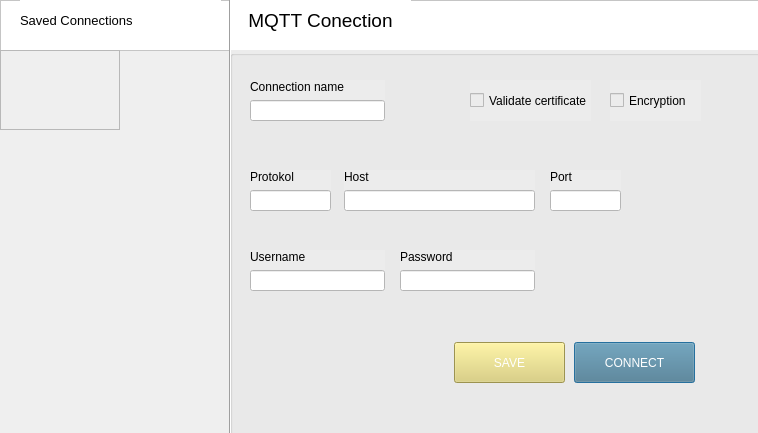
The window that src/gui/new_connection.ui (Sekky61/MQTT-monitor) describes before a commit, drawn with Qt 5.
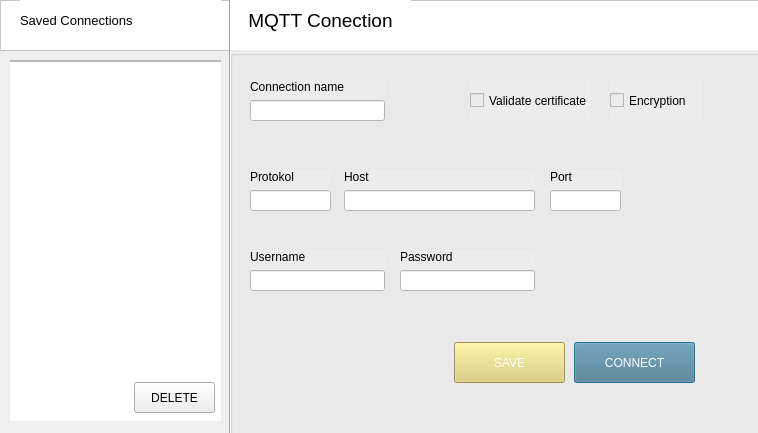
The same window after the commit.

```diff
--- a/src/gui/new_connection.ui
+++ b/src/gui/new_connection.ui
@@ -315,10 +315,10 @@
   <widget class="QFrame" name="frame_2">
    <property name="geometry">
     <rect>
-     <x>0</x>
-     <y>50</y>
-     <width>120</width>
-     <height>80</height>
+     <x>10</x>
+     <y>60</y>
+     <width>211</width>
+     <height>361</height>
     </rect>
    </property>
    <property name="frameShape">
@@ -327,6 +327,29 @@
    <property name="frameShadow">
     <enum>QFrame::Raised</enum>
    </property>
+   <widget class="QListView" name="listView">
+    <property name="geometry">
+     <rect>
+      <x>-5</x>
+      <y>1</y>
+      <width>221</width>
+      <height>361</height>
+     </rect>
+    </property>
+   </widget>
+   <widget class="QPushButton" name="delete_button">
+    <property name="geometry">
+     <rect>
+      <x>124</x>
+      <y>322</y>
+      <width>81</width>
+      <height>31</height>
+     </rect>
+    </property>
+    <property name="text">
+     <string>DELETE</string>
+    </property>
+   </widget>
   </widget>
   <widget class="Line" name="separate_line">
    <property name="geometry">
```
Left out of the diff: 12 changed lines with no effect on the pictures.
